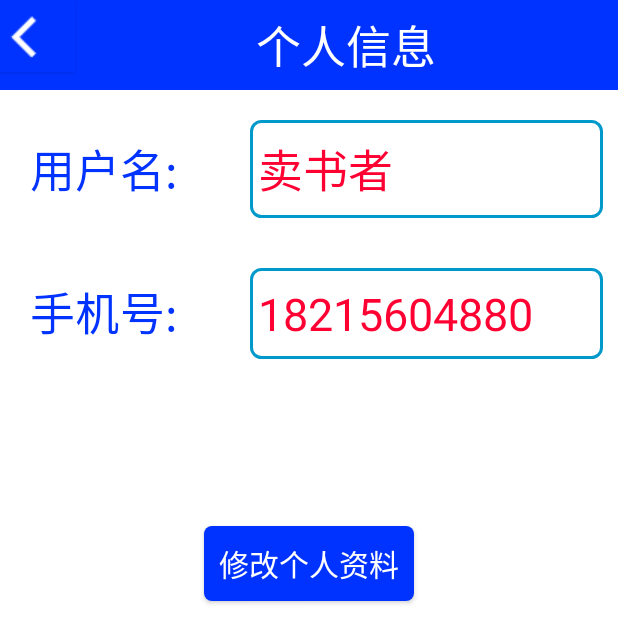
After one commit to dpcraft/ShareBook, an Android app: the MyInfoActivity screen opened directly, with no data from a screen before it, on a phone screen of 412 x 824 dp. The commit adds this screen. Shown: the top 643 px of the screen. Run offline under Robolectric (Android 15) with nearby library versions, the phone set to English and light mode, and no system bars.

Commit message:
MOD: all Activity

```diff
--- a/app/src/main/AndroidManifest.xml
+++ b/app/src/main/AndroidManifest.xml
@@ -16,6 +16,11 @@
                 <category android:name="android.intent.category.LAUNCHER" />
             </intent-filter>
         </activity>
+        <activity android:name=".MyInfoActivity"/>
+        <activity android:name=".MyMessageActivity"/>
+        <activity android:name=".MyUploadActivity"/>
+        <activity android:name=".MyLikeActivity"/>
+        <activity android:name=".MyHistoryActivity"/>
     </application>
 
 </manifest>
--- a/app/src/main/java/cn/dpcraft/sharebook/MainActivity.java
+++ b/app/src/main/java/cn/dpcraft/sharebook/MainActivity.java
@@ -3,11 +3,14 @@ import android.app.Activity;
 import android.app.Fragment;
 import android.app.FragmentManager;
 import android.app.FragmentTransaction;
+import android.content.Intent;
 import android.os.Bundle;
 import android.support.v7.app.AppCompatActivity;
 import android.support.v7.widget.Toolbar;
 import android.util.Log;
+import android.view.View;
 import android.view.Window;
+import android.widget.Button;
 
 import com.ashokvarma.bottomnavigation.BadgeItem;
 import com.ashokvarma.bottomnavigation.BottomNavigationBar;
@@ -24,9 +27,10 @@ public class MainActivity extends Activity implements BottomNavigationBar.OnTabS
     @Override
     protected void onCreate(Bundle savedInstanceState) {
         super.onCreate(savedInstanceState);
-        requestWindowFeature(Window.FEATURE_NO_TITLE);
+      //  requestWindowFeature(Window.FEATURE_NO_TITLE);
         setContentView(R.layout.activity_main);
         assignViews();
+
     }
     private void assignViews(){
         bottomNavigationBar = (BottomNavigationBar)findViewById(R.id.bottom_navigation_bar);
--- /dev/null
+++ b/app/src/main/java/cn/dpcraft/sharebook/MyInfoActivity.java
@@ -0,0 +1,26 @@
+package cn.dpcraft.sharebook;
+
+import android.app.Activity;
+import android.content.Context;
+import android.content.Intent;
+import android.os.Bundle;
+import android.widget.TextView;
+
+/**
+ * Created by DPC on 2016/12/10.
+ */
+public class MyInfoActivity extends Activity {
+    @Override
+    protected void onCreate(Bundle savedInstanceState){
+        super.onCreate(savedInstanceState);
+        setContentView(R.layout.activity_my_info);
+        TextView textView = (TextView)findViewById(R.id.tv_tool_bar_title);
+        textView.setText("个人信息");
+    }
+    public static void actionStart(Context context,String data1,String data2){
+        Intent intent = new Intent(context,MyInfoActivity.class);
+        intent.putExtra("para1",data1);
+        intent.putExtra("para2",data2);
+        context.startActivity(intent);
+    }
+}
--- /dev/null
+++ b/app/src/main/java/cn/dpcraft/sharebook/UserSubToolbar.java
@@ -0,0 +1,26 @@
+package cn.dpcraft.sharebook;
+
+import android.app.Activity;
+import android.content.Context;
+import android.util.AttributeSet;
+import android.view.LayoutInflater;
+import android.view.View;
+import android.widget.Button;
+import android.widget.LinearLayout;
+
+/**
+ * Created by DPC on 2016/12/10.
+ */
+public class UserSubToolbar extends LinearLayout {
+    public UserSubToolbar(Context context, AttributeSet attrs){
+        super(context,attrs);
+        LayoutInflater.from(context).inflate(R.layout.user_sub_toolbar_item,this);
+        Button buttonTitileBack = (Button)findViewById(R.id.tool_bar_button_back);
+        buttonTitileBack.setOnClickListener(new OnClickListener() {
+            @Override
+            public void onClick(View view) {
+                ((Activity)getContext()).finish();
+            }
+        });
+    }
+}
--- /dev/null
+++ b/app/src/main/res/layout/activity_my_info.xml
@@ -0,0 +1,92 @@
+<?xml version="1.0" encoding="utf-8"?>
+<LinearLayout xmlns:android="http://schemas.android.com/apk/res/android"
+    android:orientation="vertical"
+    android:layout_width="match_parent"
+    android:layout_height="match_parent"
+    android:background="@color/white">
+    <cn.dpcraft.sharebook.UserSubToolbar
+        android:layout_width="match_parent"
+        android:layout_height="wrap_content"
+        ></cn.dpcraft.sharebook.UserSubToolbar>
+    <LinearLayout
+        android:layout_width="match_parent"
+        android:layout_height="wrap_content"
+        android:orientation="horizontal"
+        android:layout_marginTop="10dp"
+        android:layout_marginBottom="10dp"
+        android:layout_marginLeft="10dp"
+        android:layout_marginRight="10dp">
+        <TextView
+            android:layout_width="0dp"
+            android:layout_height="wrap_content"
+            android:layout_weight="2"
+            android:paddingTop="20dp"
+            android:paddingBottom="20dp"
+            android:paddingLeft="10dp"
+            android:paddingRight="5dp"
+            android:text="用户名:"
+            android:textSize="@dimen/userInfo_font_size"
+            android:textColor="@color/blue"
+            />
+        <TextView
+            android:id="@+id/tv_my_info_user_name"
+            android:layout_width="0dp"
+            android:layout_height="wrap_content"
+            android:layout_weight="3"
+            android:paddingTop="10dp"
+            android:paddingBottom="10dp"
+            android:paddingLeft="5dp"
+            android:paddingRight="10dp"
+            android:background="@drawable/editshape"
+            android:text="卖书者"
+            android:textSize="@dimen/userInfo_font_size"
+            android:textColor="@color/red"
+            />
+    </LinearLayout>
+    <LinearLayout
+        android:layout_width="match_parent"
+        android:layout_height="wrap_content"
+        android:orientation="horizontal"
+        android:layout_marginLeft="10dp"
+        android:layout_marginRight="10dp">
+        <TextView
+            android:layout_width="0dp"
+            android:layout_height="wrap_content"
+            android:layout_weight="2"
+            android:paddingTop="20dp"
+            android:paddingBottom="20dp"
+            android:paddingLeft="10dp"
+            android:paddingRight="5dp"
+            android:text="手机号:"
+            android:textSize="@dimen/userInfo_font_size"
+            android:textColor="@color/blue"
+            />
+        <TextView
+            android:id="@+id/tv_my_info_phone_number"
+            android:layout_width="0dp"
+            android:layout_height="wrap_content"
+            android:layout_weight="3"
+            android:paddingTop="10dp"
+            android:paddingBottom="10dp"
+            android:paddingLeft="5dp"
+            android:paddingRight="10dp"
+            android:background="@drawable/editshape"
+            android:text="18215604880"
+            android:textSize="@dimen/userInfo_font_size"
+            android:textColor="@color/red"
+            />
+
+    </LinearLayout>
+    <Button
+        android:id="@+id/button_alter_my_info"
+        android:layout_width="wrap_content"
+        android:layout_height="wrap_content"
+        android:layout_gravity="center"
+        android:background="@drawable/buttonshape"
+        android:layout_marginTop="100dp"
+        android:padding="10dp"
+        android:text="修改个人资料"
+        android:textColor="@color/white"
+        android:textSize="@dimen/traditional_font_size"/>
+
+</LinearLayout>
--- /dev/null
+++ b/app/src/main/res/layout/user_sub_toolbar_item.xml
@@ -0,0 +1,24 @@
+<?xml version="1.0" encoding="utf-8"?>
+    <LinearLayout
+        xmlns:android="http://schemas.android.com/apk/res/android"
+        android:id="@+id/user_sub_toolbar"
+        android:layout_width="match_parent"
+        android:layout_height="60dp"
+        android:background="@color/blue">
+        <Button
+            android:id="@+id/tool_bar_button_back"
+            android:layout_width="50dp"
+            android:layout_height="wrap_content"
+            android:drawableLeft="@drawable/ic_back"
+            android:padding="0dp"
+            android:background="@color/blue"/>
+        <TextView
+            android:id="@+id/tv_tool_bar_title"
+            android:layout_width="match_parent"
+            android:layout_height="wrap_content"
+            android:layout_gravity="center"
+            android:gravity="center"
+            android:text="测试标题"
+            android:textSize="@dimen/toolBar_font_size"
+            android:textColor="@color/white"/>
+    </LinearLayout>
--- a/app/src/main/res/values/dimens.xml
+++ b/app/src/main/res/values/dimens.xml
@@ -4,4 +4,6 @@
     <dimen name="activity_vertical_margin">16dp</dimen>
     <dimen name="traditional_font_size">20sp</dimen>
     <dimen name="little_font_size">15sp</dimen>
+    <dimen name="toolBar_font_size">30sp</dimen>
+    <dimen name="userInfo_font_size">30sp</dimen>
 </resources>
--- a/app/src/main/res/values/styles.xml
+++ b/app/src/main/res/values/styles.xml
@@ -1,11 +1,15 @@
 <resources>
 
     <!-- Base application theme. -->
-    <style name="AppTheme" parent="Base.Theme.AppCompat.Light.DarkActionBar">
+    <style name="AppTheme" parent="AppTheme.NoActionBar">
         <!-- Customize your theme here. -->
         <item name="colorPrimary">@color/colorPrimary</item>
         <item name="colorPrimaryDark">@color/colorPrimaryDark</item>
         <item name="colorAccent">@color/colorAccent</item>
     </style>
+    <style name="AppTheme.NoActionBar" parent="Theme.AppCompat">
+        <item name="android:windowActionBar">false</item>
+        <item name="android:windowNoTitle">true</item>
+    </style>
 
 </resources>
```
Also changed, not shown: app/src/main/java/cn/dpcraft/sharebook/MyHistoryActivity.java (added, +24 -0 lines), app/src/main/java/cn/dpcraft/sharebook/MyLikeActivity.java (added, +24 -0 lines), app/src/main/java/cn/dpcraft/sharebook/MyMessageActivity.java (added, +25 -0 lines), app/src/main/java/cn/dpcraft/sharebook/MyUploadActivity.java (added, +25 -0 lines), app/src/main/java/cn/dpcraft/sharebook/UserFragment.java (+41 -0 lines), app/src/main/res/layout/activity_my_history.xml (added, +11 -0 lines), app/src/main/res/layout/activity_my_like.xml (added, +11 -0 lines), app/src/main/res/layout/activity_my_message.xml (added, +11 -0 lines), app/src/main/res/layout/activity_my_upload.xml (added, +11 -0 lines), app/src/main/res/layout/fragment_user.xml (+5 -5 lines), app/src/main/res/drawable/ic_back.png (added).
